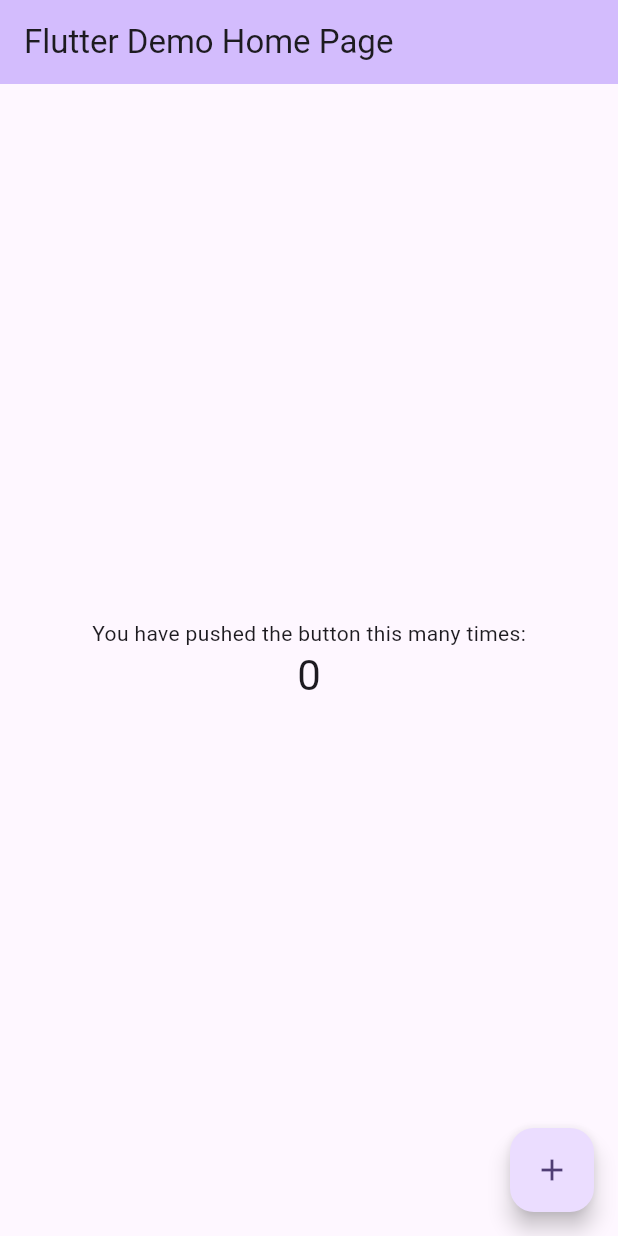
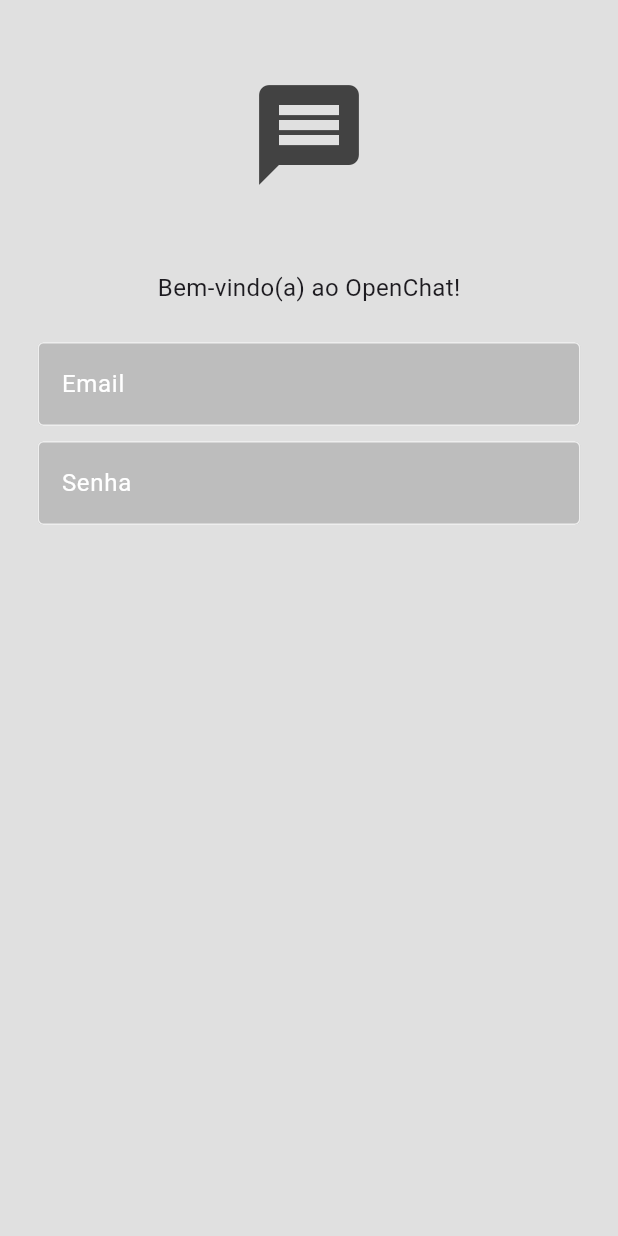
Before and after one commit to MaickonBrenner/openchat, a Flutter app: the screen it shows after launch, on a phone screen of 412 x 824 dp. Run offline on Flutter 3.47's test engine with Material 3 defaults, Android fonts, the phone set to English and light mode, and no system bars.

Commit message:
Add componentes

```diff
--- /dev/null
+++ b/lib/components/my_button.dart
@@ -0,0 +1,12 @@
+import 'package:flutter/material.dart';
+
+class MyButton extends StatelessWidget {
+  const MyButton({super.key});
+
+  @override
+  Widget build(BuildContext context) {
+    return GestureDetector(
+
+    );
+  }
+}
--- /dev/null
+++ b/lib/components/my_text_field.dart
@@ -0,0 +1,37 @@
+import 'package:flutter/material.dart';
+
+class MyTextField extends StatelessWidget {
+  final TextEditingController controller;
+  final String hintText;
+  final bool obscureText;
+
+  const MyTextField({
+    super.key,
+    required this.controller,
+    required this.hintText,
+    required this.obscureText});
+
+  @override
+  Widget build(BuildContext context) {
+    return TextField(
+      controller: controller,
+      obscureText: obscureText,
+      decoration: InputDecoration(
+        enabledBorder: OutlineInputBorder(
+          borderSide: BorderSide(
+            color: Colors.grey.shade200
+          )
+        ),
+        focusedBorder: OutlineInputBorder(
+          borderSide: BorderSide(color: Colors.white)
+        ),
+        fillColor: Colors.grey[400],
+        filled: true,
+        hintText: hintText,
+        hintStyle: const TextStyle(
+          color: Colors.white
+        ),
+      ),
+    );
+  }
+}
--- a/lib/main.dart
+++ b/lib/main.dart
@@ -1,4 +1,5 @@
 import 'package:flutter/material.dart';
+import 'package:openchat/pages/login_page.dart';
 
 void main() {
   runApp(const MyApp());
@@ -7,119 +8,11 @@ void main() {
 class MyApp extends StatelessWidget {
   const MyApp({super.key});
 
-  // This widget is the root of your application.
   @override
   Widget build(BuildContext context) {
-    return MaterialApp(
-      title: 'Flutter Demo',
-      theme: ThemeData(
-        // This is the theme of your application.
-        //
-        // TRY THIS: Try running your application with "flutter run". You'll see
-        // the application has a purple toolbar. Then, without quitting the app,
-        // try changing the seedColor in the colorScheme below to Colors.green
-        // and then invoke "hot reload" (save your changes or press the "hot
-        // reload" button in a Flutter-supported IDE, or press "r" if you used
-        // the command line to start the app).
-        //
-        // Notice that the counter didn't reset back to zero; the application
-        // state is not lost during the reload. To reset the state, use hot
-        // restart instead.
-        //
-        // This works for code too, not just values: Most code changes can be
-        // tested with just a hot reload.
-        colorScheme: ColorScheme.fromSeed(seedColor: Colors.deepPurple),
-        useMaterial3: true,
-      ),
-      home: const MyHomePage(title: 'Flutter Demo Home Page'),
+    return const MaterialApp(
+      debugShowCheckedModeBanner: false,
+      home: LoginPage(),
     );
   }
 }
-
-class MyHomePage extends StatefulWidget {
-  const MyHomePage({super.key, required this.title});
-
-  // This widget is the home page of your application. It is stateful, meaning
-  // that it has a State object (defined below) that contains fields that affect
-  // how it looks.
-
-  // This class is the configuration for the state. It holds the values (in this
-  // case the title) provided by the parent (in this case the App widget) and
-  // used by the build method of the State. Fields in a Widget subclass are
-  // always marked "final".
-
-  final String title;
-
-  @override
-  State<MyHomePage> createState() => _MyHomePageState();
-}
-
-class _MyHomePageState extends State<MyHomePage> {
-  int _counter = 0;
-
-  void _incrementCounter() {
-    setState(() {
-      // This call to setState tells the Flutter framework that something has
-      // changed in this State, which causes it to rerun the build method below
-      // so that the display can reflect the updated values. If we changed
-      // _counter without calling setState(), then the build method would not be
-      // called again, and so nothing would appear to happen.
-      _counter++;
-    });
-  }
-
-  @override
-  Widget build(BuildContext context) {
-    // This method is rerun every time setState is called, for instance as done
-    // by the _incrementCounter method above.
-    //
-    // The Flutter framework has been optimized to make rerunning build methods
-    // fast, so that you can just rebuild anything that needs updating rather
-    // than having to individually change instances of widgets.
-    return Scaffold(
-      appBar: AppBar(
-        // TRY THIS: Try changing the color here to a specific color (to
-        // Colors.amber, perhaps?) and trigger a hot reload to see the AppBar
-        // change color while the other colors stay the same.
-        backgroundColor: Theme.of(context).colorScheme.inversePrimary,
-        // Here we take the value from the MyHomePage object that was created by
-        // the App.build method, and use it to set our appbar title.
-        title: Text(widget.title),
-      ),
-      body: Center(
-        // Center is a layout widget. It takes a single child and positions it
-        // in the middle of the parent.
-        child: Column(
-          // Column is also a layout widget. It takes a list of children and
-          // arranges them vertically. By default, it sizes itself to fit its
-          // children horizontally, and tries to be as tall as its parent.
-          //
-          // Column has various properties to control how it sizes itself and
-          // how it positions its children. Here we use mainAxisAlignment to
-          // center the children vertically; the main axis here is the vertical
-          // axis because Columns are vertical (the cross axis would be
-          // horizontal).
-          //
-          // TRY THIS: Invoke "debug painting" (choose the "Toggle Debug Paint"
-          // action in the IDE, or press "p" in the console), to see the
-          // wireframe for each widget.
-          mainAxisAlignment: MainAxisAlignment.center,
-          children: <Widget>[
-            const Text(
-              'You have pushed the button this many times:',
-            ),
-            Text(
-              '$_counter',
-              style: Theme.of(context).textTheme.headlineMedium,
-            ),
-          ],
-        ),
-      ),
-      floatingActionButton: FloatingActionButton(
-        onPressed: _incrementCounter,
-        tooltip: 'Increment',
-        child: const Icon(Icons.add),
-      ), // This trailing comma makes auto-formatting nicer for build methods.
-    );
-  }
-}
--- /dev/null
+++ b/lib/pages/login_page.dart
@@ -0,0 +1,70 @@
+import 'package:flutter/material.dart';
+import 'package:openchat/components/my_text_field.dart';
+
+class LoginPage extends StatefulWidget {
+  const LoginPage({super.key});
+
+  @override
+  State<LoginPage> createState() => _LoginPage();
+}
+
+class _LoginPage extends State<LoginPage> {
+
+  // Text Controllers
+  final emailController = TextEditingController();
+  final passwordController = TextEditingController();
+
+  @override
+  Widget build(BuildContext context) {
+    return Scaffold(
+      backgroundColor: Colors.grey[300],
+      body: Center(
+        child: Padding(
+          padding: const EdgeInsets.symmetric(horizontal: 25.0),
+          child: Column(
+            children: [
+              const SizedBox(height: 50),
+
+              // Logo
+              Icon(
+                Icons.message,
+                size: 80,
+                color: Colors.grey[800],
+              ),
+
+              const SizedBox(height: 50),
+
+              // Mensagem
+              const Text(
+                "Bem-vindo(a) ao OpenChat!",
+                style: TextStyle(
+                  fontSize: 16,
+                ),
+              ),
+
+              const SizedBox(height: 25),
+
+              // Email
+              MyTextField(
+                controller: emailController,
+                hintText: 'Email',
+                obscureText: false,
+              ),
+
+              const SizedBox(height: 10),
+
+              // Senha
+              MyTextField(
+                controller: passwordController,
+                hintText: 'Senha',
+                obscureText: true,
+              ),
+
+              // Botão
+            ],
+          ),
+        ),
+      ),
+    );
+  }
+}
```
Also changed, not shown: 3 other files.
